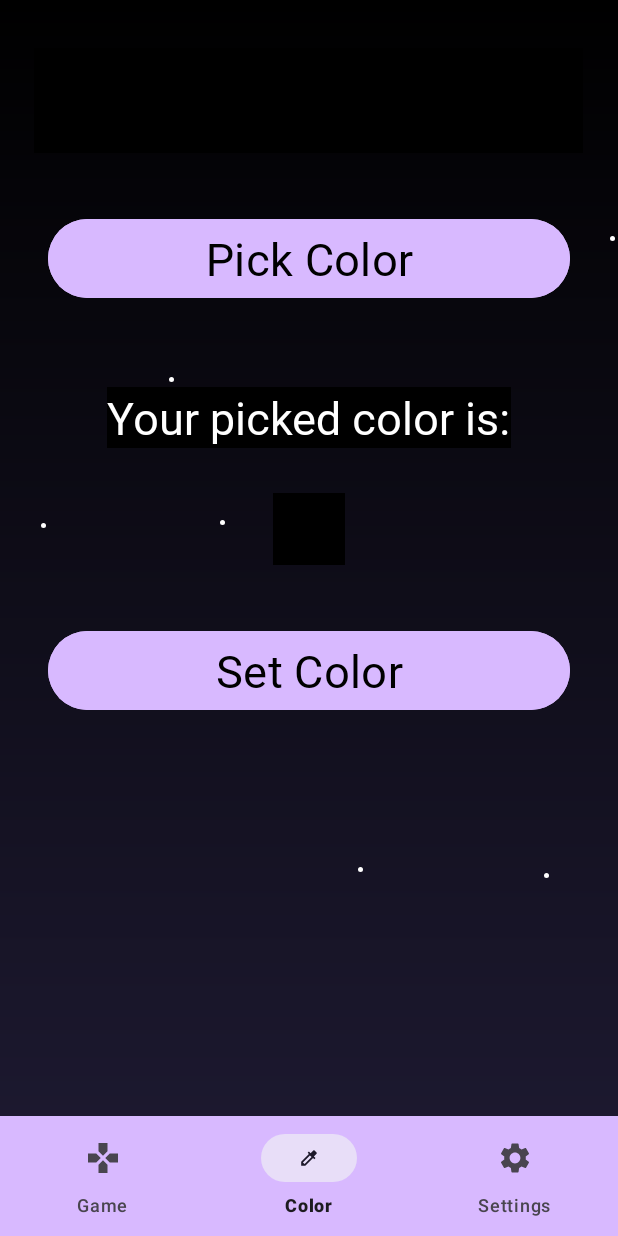
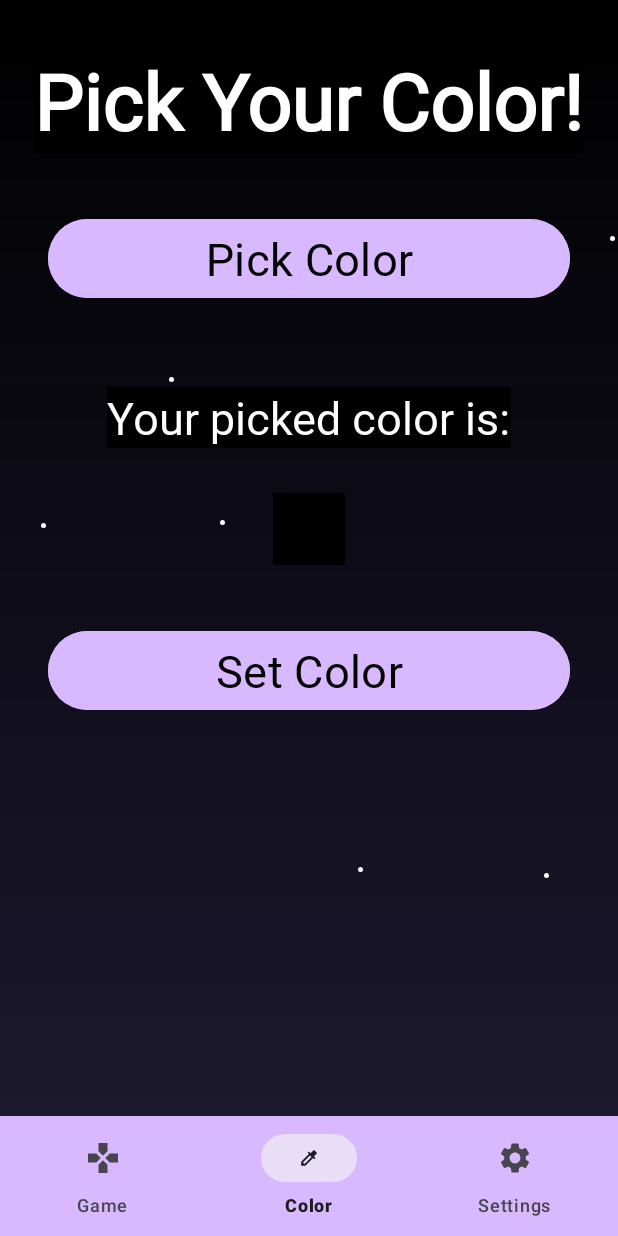
Before and after one commit to Mili-NT/CSCI3660TermProject, an Android app: the ColorFragment screen opened through its navigation route, on a phone screen of 412 x 824 dp. Run offline under Robolectric (Android 15) with nearby library versions, the phone set to English and light mode, and no system bars; our stand-ins replace navigation-ui; libraries missing offline, so code that uses them is left out: yuku.ambilwarna.

Commit message:
ColorFragment logic fixes, WIP grid fixes
1. Color saving and loading is automatic (no more having to click the set color button to load the saved color preference)
2. "Fixed" the issue where the tenth row would be cut off by setting the TableLayout's width and height to match parent. However now the cell padding is too big and the grid touches the sides of the screen. UI changes needed.

```diff
--- a/app/build.gradle
+++ b/app/build.gradle
@@ -31,6 +31,7 @@ dependencies {
     implementation 'androidx.appcompat:appcompat:1.6.1'
     implementation 'com.google.android.material:material:1.5.0'
     implementation 'com.google.android.material:material:1.4.0'
+    implementation group: 'org.apache.commons', name: 'commons-lang3', version: '3.12.0'
     implementation 'androidx.constraintlayout:constraintlayout:2.1.4'
     implementation 'com.squareup.retrofit2:retrofit:2.9.0'
     implementation 'com.squareup.retrofit2:converter-gson:2.9.0'
--- a/app/src/main/java/com/zybooks/csci3660termproject/ColorFragment.java
+++ b/app/src/main/java/com/zybooks/csci3660termproject/ColorFragment.java
@@ -4,6 +4,7 @@ import android.content.Context;
 import android.content.SharedPreferences;
 import android.graphics.Color;
 import android.os.Bundle;
+import android.util.Log;
 import android.view.LayoutInflater;
 import android.view.View;
 import android.view.ViewGroup;
@@ -21,8 +22,6 @@ import androidx.lifecycle.ViewModelProvider;
 import yuku.ambilwarna.AmbilWarnaDialog;
 
 public class ColorFragment extends Fragment {
-    private static final String COLOR_PREF = "colorPref";
-    private static final String COLOR_KEY = "colorKey";
     // text view variable to set the color for GFG text
     private TextView gfgTextView;
 
@@ -34,7 +33,6 @@ public class ColorFragment extends Fragment {
     private View mColorPreview;
 
     // this is the default color of the preview box
-    private int mDefaultColor;
     private ColorViewModel colorViewModel;
 
     @Override
@@ -44,12 +42,10 @@ public class ColorFragment extends Fragment {
     //inflates color fragment
     @Override
     public View onCreateView(LayoutInflater inflater, ViewGroup container, Bundle savedInstanceState) {
-        View view = inflater.inflate(R.layout.fragment_color,container, false);
-
-        return view;
+        return inflater.inflate(R.layout.fragment_color,container, false);
     }
 
-    public void onViewCreated(View view, Bundle savedInstanceState) {
+    public void onViewCreated(@NonNull View view, Bundle savedInstanceState) {
         super.onViewCreated(view, savedInstanceState);
         colorViewModel = new ViewModelProvider(requireActivity()).get(ColorViewModel.class);
         // register the GFG text with appropriate ID
@@ -65,10 +61,16 @@ public class ColorFragment extends Fragment {
         mColorPreview = view.findViewById(R.id.preview_selected_color);
 
         // set the default color to 0 as it is black
-        SharedPreferences prefs = requireActivity().getSharedPreferences(COLOR_PREF, Context.MODE_PRIVATE);
-        mDefaultColor = prefs.getInt(COLOR_KEY, Color.BLACK);
+        int mDefaultColor = ColorViewModel.getColorFromPreference(requireActivity());
+        colorViewModel.setSelectedColor(mDefaultColor);
         mColorPreview.setBackgroundColor(mDefaultColor);
-        gfgTextView.setTextColor(mDefaultColor);
+        if (mDefaultColor == Color.BLACK) {
+            // Black text is hard to see against the starry background
+            gfgTextView.setTextColor(Color.WHITE);
+        }
+        else {
+            gfgTextView.setTextColor(mDefaultColor);
+        }
         // button open the AmbilWanra color picker dialog.
         mPickColorButton.setOnClickListener(new View.OnClickListener() {
             @Override
@@ -89,7 +91,10 @@ public class ColorFragment extends Fragment {
                 // variable its value will be changed as
                 // soon as ok button is clicked from the
                 // color picker dialog.
-                gfgTextView.setTextColor(mDefaultColor);
+                Integer selectedColor = colorViewModel.getSelectedColor().getValue();
+                colorViewModel.setSelectedColor(selectedColor);
+                gfgTextView.setTextColor(selectedColor);
+                colorViewModel.saveColorToSharedPreferences(selectedColor, requireContext());
             }
         });
     }
@@ -101,10 +106,9 @@ public class ColorFragment extends Fragment {
     // those are onCancel and onOk which handle the "Cancel"
     // and "OK" button of color picker dialog
     public void openColorPickerDialogue() {
-
         // the AmbilWarnaDialog callback needs 3 parameters
         // one is the context, second is default color,
-        final AmbilWarnaDialog colorPickerDialogue = new AmbilWarnaDialog(requireContext(), mDefaultColor,
+        final AmbilWarnaDialog colorPickerDialogue = new AmbilWarnaDialog(requireContext(), colorViewModel.getSelectedColor().getValue(),
                 new AmbilWarnaDialog.OnAmbilWarnaListener() {
                     @Override
                     public void onCancel(AmbilWarnaDialog dialog) {
@@ -121,20 +125,13 @@ public class ColorFragment extends Fragment {
                         // it is returned when the OK
                         // button is clicked from the
                         // color picker dialog
-                        mDefaultColor = color;
-                        colorViewModel.setSelectedColor(mDefaultColor);
-                        saveColorToSharedPreferences(mDefaultColor);
+                        colorViewModel.setSelectedColor(color);
                         // now change the picked color
                         // preview box to mDefaultColor
-                        mColorPreview.setBackgroundColor(mDefaultColor);
+                        mColorPreview.setBackgroundColor(color);
 
                     }
                 });
         colorPickerDialogue.show();
     }
-    private void saveColorToSharedPreferences(int color) {
-        SharedPreferences.Editor editor = requireActivity().getSharedPreferences(COLOR_PREF, Context.MODE_PRIVATE).edit();
-        editor.putInt(COLOR_KEY, color);
-        editor.apply();
-    }
 }
--- a/app/src/main/java/com/zybooks/csci3660termproject/ColorViewModel.java
+++ b/app/src/main/java/com/zybooks/csci3660termproject/ColorViewModel.java
@@ -1,4 +1,11 @@
 package com.zybooks.csci3660termproject;
+
+import android.content.Context;
+import android.content.SharedPreferences;
+import android.graphics.Color;
+import android.view.View;
+import android.widget.Button;
+import android.widget.TextView;
 
 import androidx.lifecycle.LiveData;
 import androidx.lifecycle.MutableLiveData;
@@ -9,6 +16,8 @@ import androidx.lifecycle.ViewModel;
 
 public class ColorViewModel extends ViewModel {
     private final MutableLiveData<Integer> selectedColor = new MutableLiveData<>();
+    public static final String COLOR_PREF = "colorPref";
+    public static final String COLOR_KEY = "colorKey";
 
     public void setSelectedColor(int color) {
         selectedColor.setValue(color);
@@ -17,4 +26,15 @@ public class ColorViewModel extends ViewModel {
     public LiveData<Integer> getSelectedColor() {
         return selectedColor;
     }
+
+    void saveColorToSharedPreferences(int color, Context context) {
+        SharedPreferences.Editor editor = context.getSharedPreferences(ColorViewModel.COLOR_PREF, Context.MODE_PRIVATE).edit();
+        editor.putInt(ColorViewModel.COLOR_KEY, color);
+        editor.apply();
+    }
+    static Integer getColorFromPreference(Context context) {
+        // Gets color from preferences
+        SharedPreferences prefs = context.getSharedPreferences(ColorViewModel.COLOR_PREF, Context.MODE_PRIVATE);
+        return prefs.getInt(ColorViewModel.COLOR_KEY, Color.BLACK);
+    }
 }
--- a/app/src/main/java/com/zybooks/csci3660termproject/GameFragment.java
+++ b/app/src/main/java/com/zybooks/csci3660termproject/GameFragment.java
@@ -1,6 +1,7 @@
 package com.zybooks.csci3660termproject;
 
 import static com.google.android.material.color.MaterialColors.getColor;
+import org.apache.commons.lang3.StringUtils;
 
 import android.graphics.Color;
 import android.os.Bundle;
@@ -14,6 +15,7 @@ import androidx.navigation.NavController;
 import androidx.navigation.fragment.NavHostFragment;
 
 import android.os.Handler;
+import android.util.Log;
 import android.view.LayoutInflater;
 import android.view.View;
 import android.view.ViewGroup;
@@ -30,6 +32,7 @@ import com.zybooks.csci3660termproject.api.WordAPIManager;
 import com.zybooks.csci3660termproject.responses.WordAPIRandomResponse;
 
 import java.util.ArrayList;
+import java.util.Arrays;
 import java.util.List;
 
 import retrofit2.Call;
@@ -127,6 +130,9 @@ public class GameFragment extends Fragment {
             }
         });
         // Uses the shared viewmodel to check for color changes
+        int defaultColor = ColorViewModel.getColorFromPreference(requireContext());
+        wordBankTextView.setTextColor(defaultColor);
+        colorViewModel.setSelectedColor(defaultColor);
         colorViewModel.getSelectedColor().observe(getViewLifecycleOwner(), new Observer<Integer>() {
             @Override
             public void onChanged(Integer color) {
@@ -183,15 +189,37 @@ public class GameFragment extends Fragment {
             }
         });
     }
+
+    private String gridDebugStringBuilder(char[][] grid) {
+        char[][] newGrid = Arrays.copyOf(grid, grid.length);
+        for (int i = 0; i < grid.length; i++) {
+            newGrid[i] = Arrays.copyOf(grid[i], grid[i].length);
+        }
+        StringBuilder gridStringBuilder = new StringBuilder();
+        for (int i = 0; i < grid.length; i++) {
+            for (int j = 0; j < grid[i].length; j++) {
+                boolean isEmpty = (int) newGrid[i][j] == 0;
+                if (isEmpty) {
+                    newGrid[i][j] = 'X';
+                }
+            }
+        }
+        for (char[] row : newGrid) {
+            String rowString = StringUtils.join(row, ' ');
+            gridStringBuilder.append(rowString).append(System.lineSeparator());
+        }
+        return gridStringBuilder.toString();
+    }
+
+
     private char[][] generateWordSearchGrid(List<String> words) {
         int numRows = viewModel.getCurrentGridSize();
-        int numCols = viewModel.getCurrentGridSize();;
-
+        int numCols = viewModel.getCurrentGridSize();
         char[][] grid = new char[numRows][numCols];
-
+        Log.d("GRD", "generateWordSearchGrid, initial grid: \n" + gridDebugStringBuilder(grid) + "\n");
         // Place words in the grid
         for (String word : words) {
-            placeWord(grid, word, 100); // Try placing each word up to 100 times
+            placeWord(grid, word); // Try placing each word up to 100 times
         }
 
         // Fill the remaining empty spaces with random letters
@@ -207,7 +235,7 @@ public class GameFragment extends Fragment {
     }
 
 
-    private void placeWord(char[][] grid, String word, int maxAttempts) {
+    private void placeWord(char[][] grid, String word) {
         int length = word.length();
         int startRow, startCol;
         boolean placed = false;
@@ -215,7 +243,7 @@ public class GameFragment extends Fragment {
         // maxAttempts is kept at 100 (reasonable value for four 6 letter words on a 10x10)
         int attempts = 0;
 
-        while (!placed && attempts < maxAttempts) {
+        while (!placed && attempts < 100) {
             startRow = (int) (Math.random() * viewModel.getCurrentGridSize());
             startCol = (int) (Math.random() * viewModel.getCurrentGridSize());
 
@@ -242,7 +270,7 @@ public class GameFragment extends Fragment {
 
                     grid[row][col] = word.charAt(i);
                 }
-
+                Log.d("GRD", "New Grid: \n" + gridDebugStringBuilder(grid) + "\n");
                 placed = true;
             }
 
@@ -289,7 +317,6 @@ public class GameFragment extends Fragment {
                 TextView cell = new TextView(requireContext());
                 cell.setText(String.valueOf(grid[i][j]));
                 cell.setPadding(40, 20, 30, 40);
-
                 cell.setOnClickListener(new View.OnClickListener(){
                     @Override
                     public void onClick(View view){
--- a/app/src/main/java/com/zybooks/csci3660termproject/MainActivity.java
+++ b/app/src/main/java/com/zybooks/csci3660termproject/MainActivity.java
@@ -21,6 +21,7 @@ import java.util.List;
 import java.util.Random;
 
 /*
+API Key for presentation: ------------
 Features:
     - Fragments, Navigation, ViewModels
     - Words API integration
--- a/app/src/main/res/layout/fragment_game.xml
+++ b/app/src/main/res/layout/fragment_game.xml
@@ -18,8 +18,8 @@
     <!-- Word search grid -->
     <TableLayout
         android:id="@+id/tableLayout"
-        android:layout_width="0dp"
-        android:layout_height="0dp"
+        android:layout_width="wrap_content"
+        android:layout_height="wrap_content"
         android:background="@drawable/rounded_corners"
         app:layout_constraintTop_toTopOf="parent"
         app:layout_constraintStart_toStartOf="parent"
--- a/build.gradle
+++ b/build.gradle
@@ -1,5 +1,5 @@
 // Top-level build file where you can add configuration options common to all sub-projects/modules.
 plugins {
-    id 'com.android.application' version '8.2.0' apply false
-    id 'com.android.library' version '8.2.0' apply false
+    id 'com.android.application' version '8.0.0' apply false
+    id 'com.android.library' version '8.0.0' apply false
 }
```
